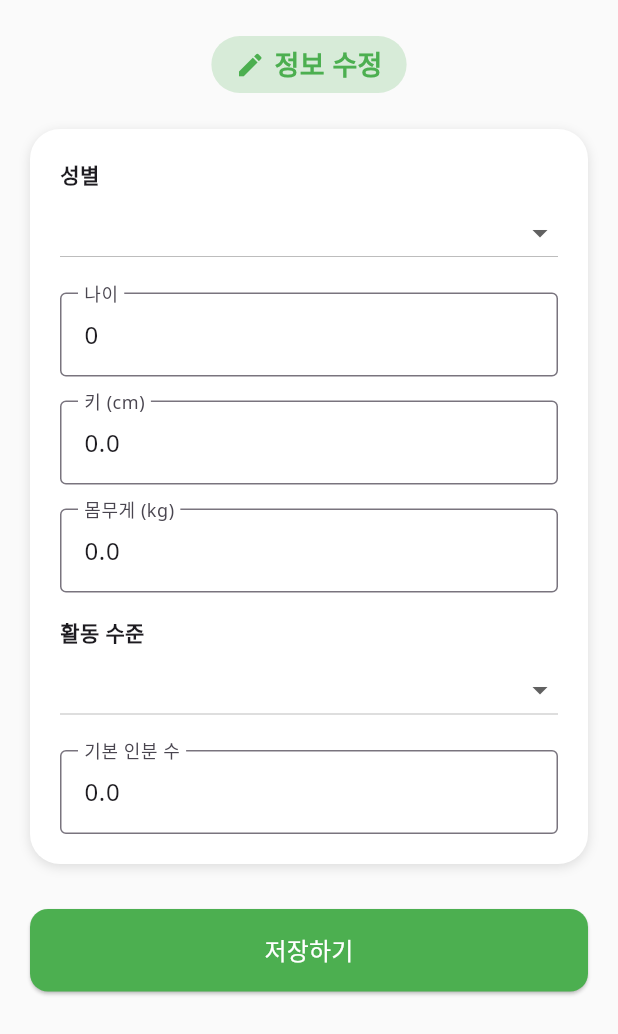
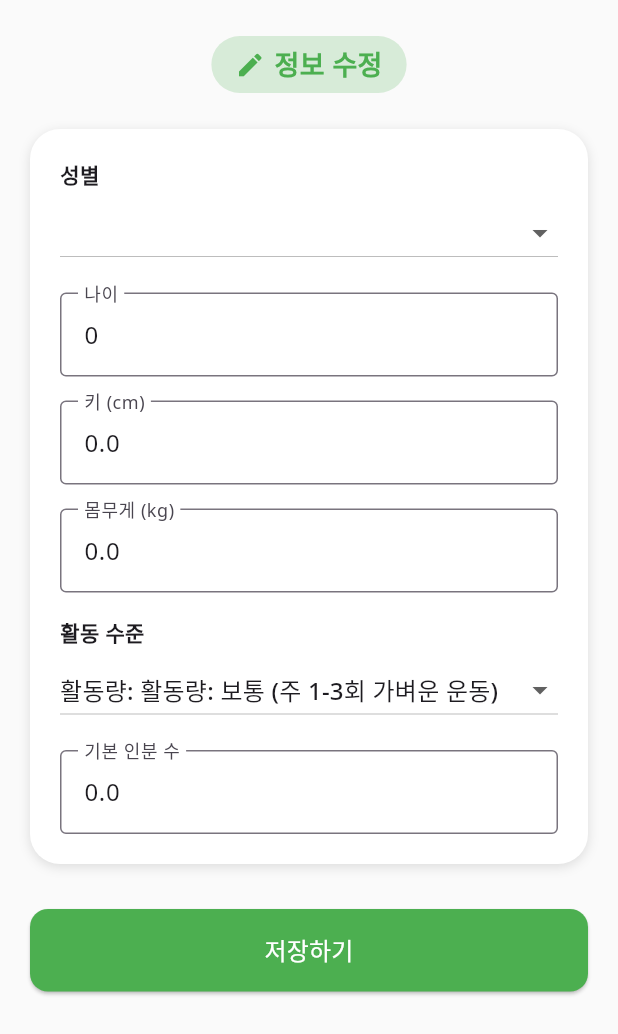
Before and after one commit to kirnSoyoung/flutter-frontend, a Flutter app: the EditProfilePage screen opened directly with empty values, on a phone screen of 412 x 824 dp. Shown: the top 1034 px of the screen. Run offline on Flutter 3.47's test engine with Material 3 defaults, Android fonts, the phone set to English and light mode, and no system bars; our stand-ins replace cached_network_image, google_fonts, image_picker, shared_preferences; accounts and stored records are empty.

Commit message:
자잘 수정

```diff
--- a/lib/screens/edit_profile_page.dart
+++ b/lib/screens/edit_profile_page.dart
@@ -36,7 +36,7 @@ class _EditProfilePageState extends State<EditProfilePage> {
     selectedGender = widget.user.gender;
     selectedActivityLabel = activityLevelMap.entries
         .firstWhere((e) => e.value == widget.user.activityLevel,
-        orElse: () => const MapEntry("가벼운 운동을 주 1-3회", 1.5))
+        orElse: () => const MapEntry("활동량: 보통 (주 1-3회 가벼운 운동)", 1.5))
         .key;
     ageController = TextEditingController(text: widget.user.age.toString());
     heightController = TextEditingController(text: widget.user.height.toString());
--- a/lib/screens/recognition_page.dart
+++ b/lib/screens/recognition_page.dart
@@ -317,7 +317,7 @@ class _RecognitionPageState extends State<RecognitionPage> {
                           showValueIndicator: ShowValueIndicator.always,
                         ),
                         child: Slider(
-                          value: currentServing,
+                          value: currentServing.clamp(0.5, 5.0),
                           min: 0.5,
                           max: 5.0,
                           divisions: 9,
```
